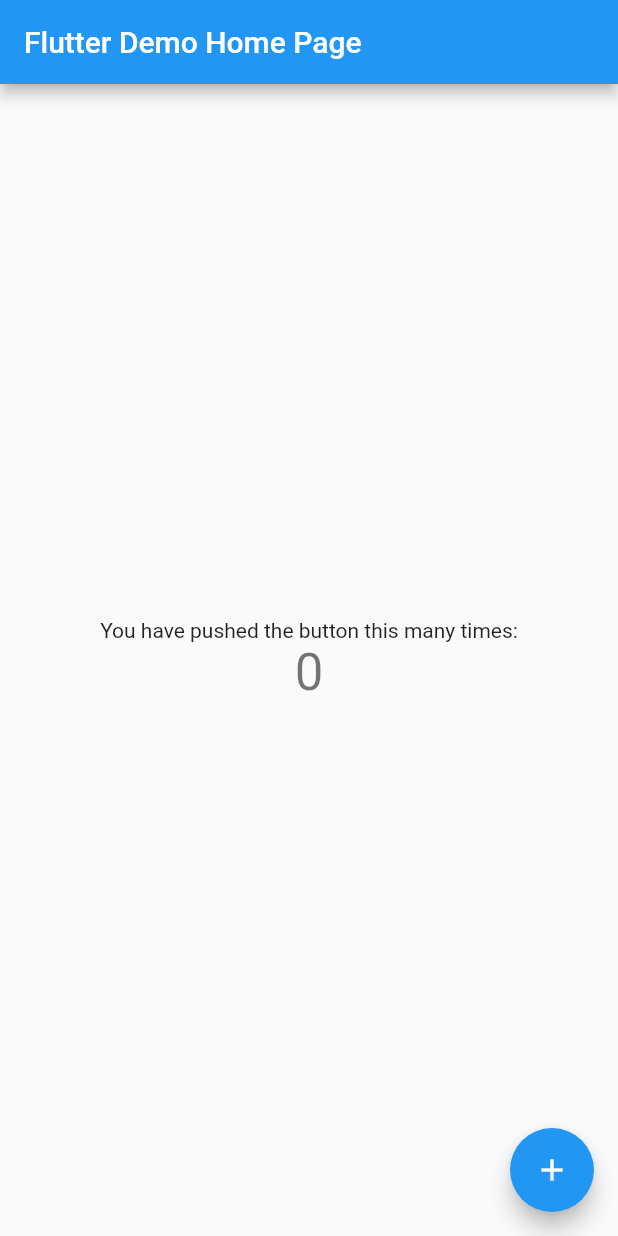
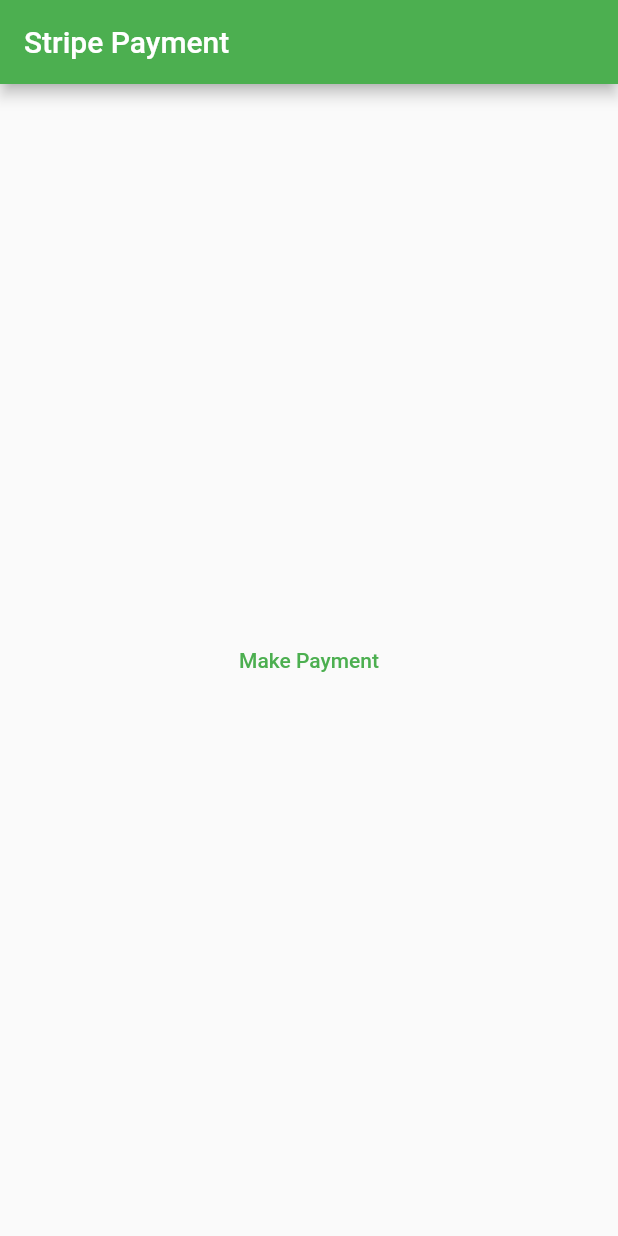
Before and after one commit to alexho0205/bts_cymkolor, a Flutter app: the screen it shows after launch, on a phone screen of 412 x 824 dp. Run offline on Flutter 3.47's test engine with Material 2 defaults, Android fonts, the phone set to English and light mode, and no system bars; our stand-ins replace flutter_dotenv; missing offline and left inert: flutter_stripe.

Commit message:
add payment demo.

```diff
--- /dev/null
+++ b/lib/homescreen.dart
@@ -0,0 +1,68 @@
+import 'package:flutter/material.dart';
+import 'package:bts_cymkolor/homescreen.dart';
+
+import 'api/payment.dart';
+
+class HomeScreen extends StatefulWidget {
+  const HomeScreen({Key? key}) : super(key: key);
+
+  @override
+  _HomeScreenState createState() => _HomeScreenState();
+}
+
+class _HomeScreenState extends State<HomeScreen> {
+  @override
+  Widget build(BuildContext context) {
+    return Scaffold(
+      appBar: AppBar(
+        title: const Text('Stripe Payment'),
+      ),
+      body: Center(
+        child: Column(
+          mainAxisAlignment: MainAxisAlignment.center,
+          children: [
+            TextButton(
+              child: const Text('Make Payment'),
+              onPressed: () async {
+                if (await new Payment().makePayment())
+                  showDialog(
+                      context: context,
+                      builder: (_) => AlertDialog(
+                        content: Column(
+                          mainAxisSize: MainAxisSize.min,
+                          children: [
+                            Icon(
+                              Icons.check_circle,
+                              color: Colors.green,
+                              size: 100.0,
+                            ),
+                            SizedBox(height: 10.0),
+                            Text("Payment Successful!"),
+                          ],
+                        ),
+                      ));
+                else
+                  AlertDialog(
+                    content: Column(
+                      mainAxisSize: MainAxisSize.min,
+                      children: [
+                        Row(
+                          children: const [
+                            Icon(
+                              Icons.cancel,
+                              color: Colors.red,
+                            ),
+                            Text("Payment Failed"),
+                          ],
+                        ),
+                      ],
+                    ),
+                  );
+              },
+            ),
+          ],
+        ),
+      ),
+    );
+  }
+}
--- a/lib/main.dart
+++ b/lib/main.dart
@@ -1,4 +1,6 @@
 import 'package:flutter/material.dart';
+
+import 'homescreen.dart';
 
 void main() {
   runApp(const MyApp());
@@ -13,15 +15,6 @@ class MyApp extends StatelessWidget {
     return MaterialApp(
       title: 'Flutter Demo',
       theme: ThemeData(
-        // This is the theme of your application.
-        //
-        // Try running your application with "flutter run". You'll see the
-        // application has a blue toolbar. Then, without quitting the app, try
-        // changing the primarySwatch below to Colors.green and then invoke
-        // "hot reload" (press "r" in the console where you ran "flutter run",
-        // or simply save your changes to "hot reload" in a Flutter IDE).
-        // Notice that the counter didn't reset back to zero; the application
-        // is not restarted.
         primarySwatch: Colors.blue,
       ),
       home: const MyHomePage(title: 'Flutter Demo Home Page'),
@@ -31,16 +24,6 @@ class MyApp extends StatelessWidget {
 
 class MyHomePage extends StatefulWidget {
   const MyHomePage({super.key, required this.title});
-
-  // This widget is the home page of your application. It is stateful, meaning
-  // that it has a State object (defined below) that contains fields that affect
-  // how it looks.
-
-  // This class is the configuration for the state. It holds the values (in this
-  // case the title) provided by the parent (in this case the App widget) and
-  // used by the build method of the State. Fields in a Widget subclass are
-  // always marked "final".
-
   final String title;
 
   @override
@@ -48,68 +31,16 @@ class MyHomePage extends StatefulWidget {
 }
 
 class _MyHomePageState extends State<MyHomePage> {
-  int _counter = 0;
 
-  void _incrementCounter() {
-    setState(() {
-      // This call to setState tells the Flutter framework that something has
-      // changed in this State, which causes it to rerun the build method below
-      // so that the display can reflect the updated values. If we changed
-      // _counter without calling setState(), then the build method would not be
-      // called again, and so nothing would appear to happen.
-      _counter++;
-    });
-  }
 
   @override
   Widget build(BuildContext context) {
-    // This method is rerun every time setState is called, for instance as done
-    // by the _incrementCounter method above.
-    //
-    // The Flutter framework has been optimized to make rerunning build methods
-    // fast, so that you can just rebuild anything that needs updating rather
-    // than having to individually change instances of widgets.
-    return Scaffold(
-      appBar: AppBar(
-        // Here we take the value from the MyHomePage object that was created by
-        // the App.build method, and use it to set our appbar title.
-        title: Text(widget.title),
+    return MaterialApp(
+      theme: ThemeData(
+        primarySwatch: Colors.green,
       ),
-      body: Center(
-        // Center is a layout widget. It takes a single child and positions it
-        // in the middle of the parent.
-        child: Column(
-          // Column is also a layout widget. It takes a list of children and
-          // arranges them vertically. By default, it sizes itself to fit its
-          // children horizontally, and tries to be as tall as its parent.
-          //
-          // Invoke "debug painting" (press "p" in the console, choose the
-          // "Toggle Debug Paint" action from the Flutter Inspector in Android
-          // Studio, or the "Toggle Debug Paint" command in Visual Studio Code)
-          // to see the wireframe for each widget.
-          //
-          // Column has various properties to control how it sizes itself and
-          // how it positions its children. Here we use mainAxisAlignment to
-          // center the children vertically; the main axis here is the vertical
-          // axis because Columns are vertical (the cross axis would be
-          // horizontal).
-          mainAxisAlignment: MainAxisAlignment.center,
-          children: <Widget>[
-            const Text(
-              'You have pushed the button this many times:',
-            ),
-            Text(
-              '$_counter',
-              style: Theme.of(context).textTheme.headlineMedium,
-            ),
-          ],
-        ),
-      ),
-      floatingActionButton: FloatingActionButton(
-        onPressed: _incrementCounter,
-        tooltip: 'Increment',
-        child: const Icon(Icons.add),
-      ), // This trailing comma makes auto-formatting nicer for build methods.
+      //initial route
+      home: HomeScreen(),
     );
   }
 }
--- a/pubspec.yaml
+++ b/pubspec.yaml
@@ -35,6 +35,9 @@ dependencies:
   # The following adds the Cupertino Icons font to your application.
   # Use with the CupertinoIcons class for iOS style icons.
   cupertino_icons: ^1.0.2
+  flutter_stripe: ^9.1.1
+  flutter_dotenv: ^5.0.2
+  http: ^0.13.5
 
 dev_dependencies:
   flutter_test:
@@ -57,6 +60,9 @@ flutter:
   # included with your application, so that you can use the icons in
   # the material Icons class.
   uses-material-design: true
+
+  assets:
+   - assets/.env
 
   # To add assets to your application, add an assets section, like this:
   # assets:
```
Also changed, not shown: lib/api/payment.dart (added, +91 -0 lines), pubspec.lock, 7 other files.
